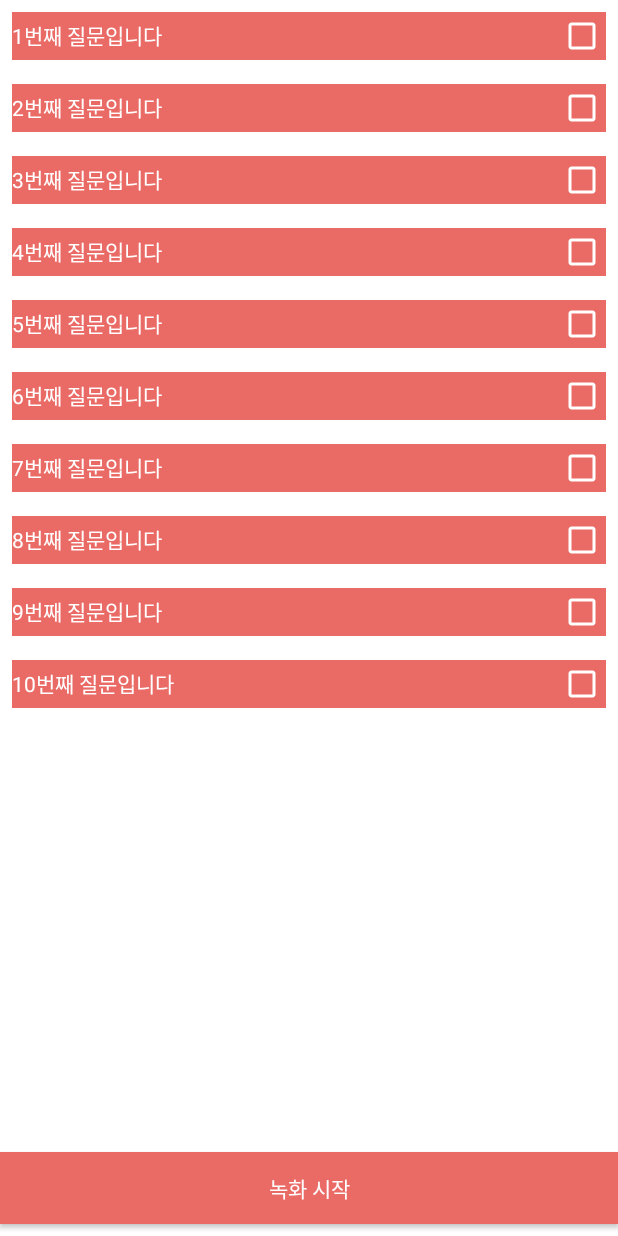
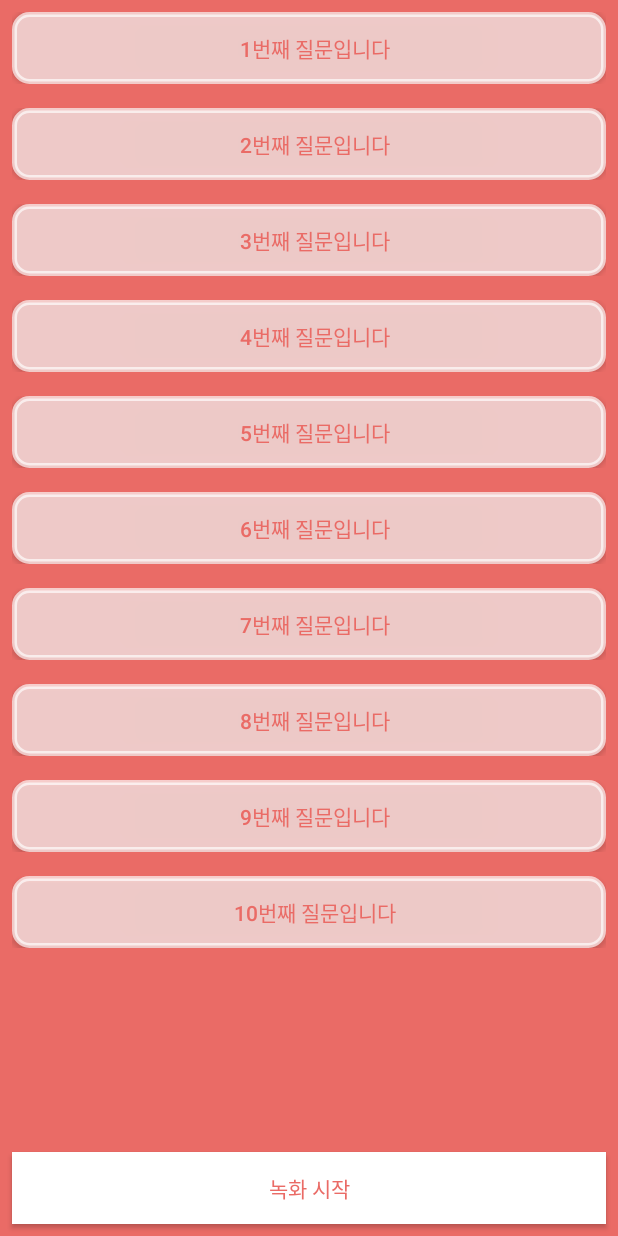
Before and after one commit to AjouUniv-SocialAppProject-2017/enterview, an Android app: the Category_detail screen opened directly, with no data from a screen before it, on a phone screen of 412 x 824 dp. Run offline under Robolectric (Android 15) with nearby library versions, the phone set to English and light mode, and no system bars; 1 statement that could not run was skipped.

Commit message:
녹화 fragment, 질문 선택 layout 수정

```diff
--- a/MyApplication/app/src/main/java/com/example/ajou/myapplication/Adapter_questionList.java
+++ b/MyApplication/app/src/main/java/com/example/ajou/myapplication/Adapter_questionList.java
@@ -18,7 +18,6 @@ public class Adapter_questionList  extends RecyclerView.Adapter<Adapter_question
     Context context;
     List<Question_item> items;
     int item_layout;
-
     //Category_detail activity = new Category_detail();
 
     public Adapter_questionList(Context context, List<Question_item> items, int item_layout) {
--- /dev/null
+++ b/MyApplication/app/src/main/res/drawable/rounded_question_normal.xml
@@ -0,0 +1,7 @@
+<?xml version="1.0" encoding="UTF-8"?>
+<shape xmlns:android="http://schemas.android.com/apk/res/android">
+    <solid android:color="@color/colorNonclicked"/>
+    <stroke android:width="3dip" android:color="@color/colorNonclicked" />
+    <corners android:radius="10dip"/>
+    <padding android:left="0dip" android:top="0dip" android:right="0dip" android:bottom="0dip" />
+</shape>
--- /dev/null
+++ b/MyApplication/app/src/main/res/drawable/rounded_question_press.xml
@@ -0,0 +1,7 @@
+<?xml version="1.0" encoding="UTF-8"?>
+<shape xmlns:android="http://schemas.android.com/apk/res/android">
+    <solid android:color="@color/colorAccent"/>
+    <stroke android:width="3dip" android:color="@color/colorAccent" />
+    <corners android:radius="10dip"/>
+    <padding android:left="0dip" android:top="0dip" android:right="0dip" android:bottom="0dip" />
+</shape>
--- /dev/null
+++ b/MyApplication/app/src/main/res/drawable/selector_question.xml
@@ -0,0 +1,15 @@
+<?xml version="1.0" encoding="utf-8"?>
+<selector xmlns:android="http://schemas.android.com/apk/res/android">
+
+    <!-- selector가 눌렸을때 -->
+    <item android:state_pressed="true" android:drawable="@drawable/rounded_question_press"/>
+    <item android:state_checked="true" android:drawable="@drawable/rounded_question_press"/>
+    <item android:state_selected="true" android:drawable="@drawable/rounded_question_press"/>
+    <item android:state_focused="true" android:drawable="@drawable/rounded_question_press"/>
+
+    <!-- selector가 눌리지 않았을때 -->
+    <item android:state_pressed="false" android:drawable="@drawable/rounded_question_normal"/>
+    <item android:state_checked="false" android:drawable="@drawable/rounded_question_normal"/>
+    <item android:state_selected="false" android:drawable="@drawable/rounded_question_normal"/>
+    <item android:state_focused="false" android:drawable="@drawable/rounded_question_normal"/>
+</selector>
--- a/MyApplication/app/src/main/res/layout/category_detail.xml
+++ b/MyApplication/app/src/main/res/layout/category_detail.xml
@@ -2,20 +2,23 @@
 <RelativeLayout xmlns:android="http://schemas.android.com/apk/res/android"
     android:layout_width="match_parent"
     android:layout_height="match_parent"
-    android:background="@color/colorAccent">
+    android:orientation="vertical"
+    android:background="@color/colorPrimary">
     <android.support.v7.widget.RecyclerView
         android:id="@+id/question_list"
         android:layout_width="match_parent"
         android:layout_height="wrap_content" />
     <Button
         android:id="@+id/record_start"
-        android:background="@color/colorPrimary"
+        android:background="@color/colorAccent"
         android:layout_width="fill_parent"
         android:layout_height="wrap_content"
+        android:layout_marginLeft="8dp"
+        android:layout_marginRight="8dp"
         android:layout_marginTop="8dp"
         android:layout_marginBottom="8dp"
         android:padding="12dp"
         android:layout_alignParentBottom="true"
         android:text="녹화 시작"
-        android:textColor="@color/colorAccent"/>
+        android:textColor="@color/colorPrimary"/>
 </RelativeLayout>
--- a/MyApplication/app/src/main/res/layout/item_questionlist.xml
+++ b/MyApplication/app/src/main/res/layout/item_questionlist.xml
@@ -6,22 +6,16 @@
     android:layout_marginTop="8dp"
     android:layout_marginBottom="8dp"
     android:layout_marginRight="8dp"
-    android:layout_marginLeft="8dp"
-    android:background="@color/colorPrimary">
-<TextView
+    android:layout_marginLeft="8dp">
+<Button
     android:id="@+id/question"
-    android:layout_width="wrap_content"
+    android:layout_width="match_parent"
     android:layout_height="wrap_content"
-    android:textColor="@color/colorAccent"
-    android:background="@color/colorPrimary"/>
-    <View
-        android:layout_width="wrap_content"
-        android:layout_height="wrap_content"
-        android:layout_weight="1"/>
-<CheckBox
-    android:id="@+id/question_check"
-    android:layout_width="wrap_content"
-    android:layout_height="wrap_content"
-    android:background="@color/colorPrimary"/>
+    android:textColor="@color/colorPrimary"
+    android:paddingLeft="8dp"
+    android:paddingTop="8dp"
+    android:paddingBottom="8dp"
+    android:background="@drawable/selector_question"
+    />
 
 </LinearLayout>
--- a/MyApplication/app/src/main/res/values/colors.xml
+++ b/MyApplication/app/src/main/res/values/colors.xml
@@ -2,6 +2,7 @@
 <resources>
     <color name="colorPrimary">#EA6B66</color>
     <color name="colorPrimaryDark">#EA6B66</color>
+    <color name="colorNonclicked">#AAFFFFFF</color>
     <color name="colorAccent">#FFFFFF</color>
     <color name="colorControlNormal">#FFFFFF</color>
 </resources>
```
Also changed, not shown: MyApplication/app/src/main/res/drawable/rounded.xml (added, +7 -0 lines), MyApplication/app/src/main/res/layout/question_category.xml (+9 -9 lines).
